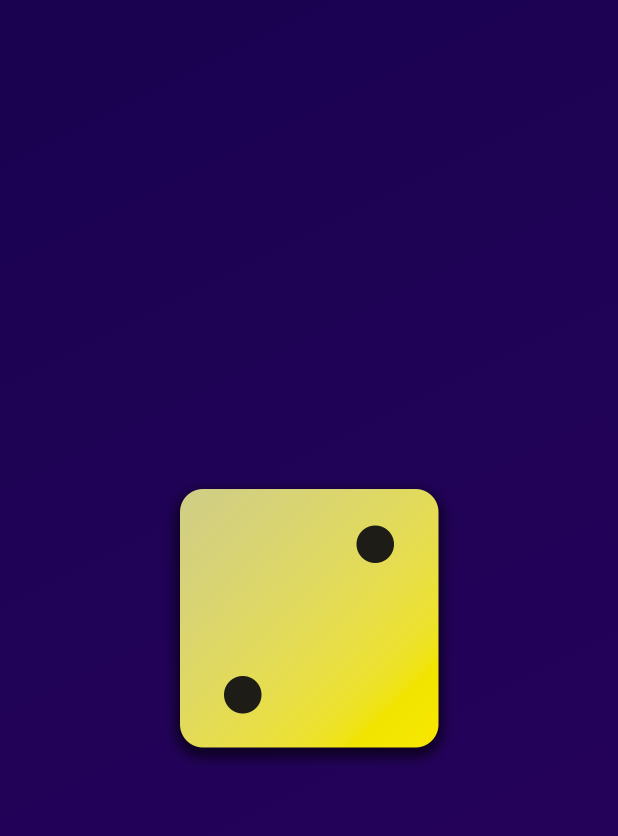
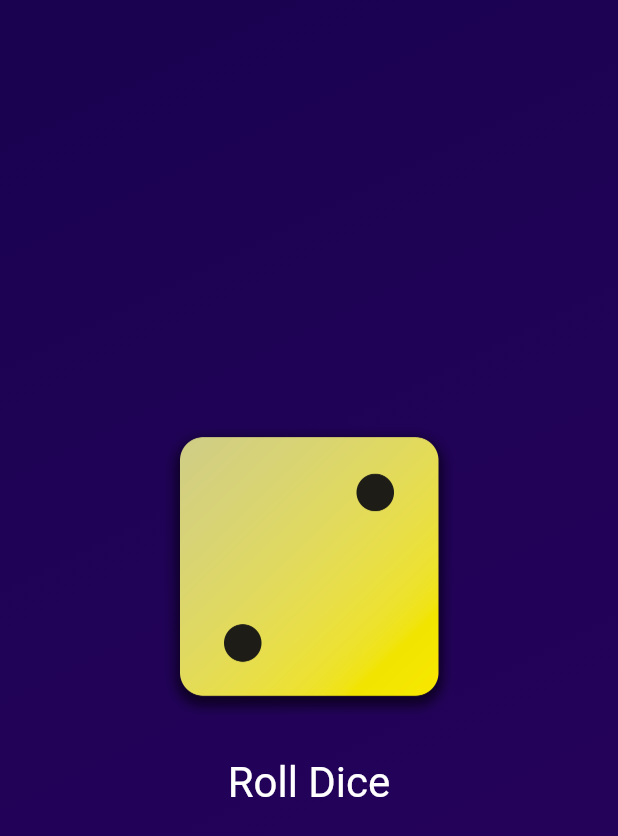
Before and after one commit to NikhilD1998/roll-dice-app, a Flutter app: the screen it shows after launch, on a phone screen of 412 x 824 dp. Shown: the top 836 px of the screen. Run offline on Flutter 3.47's test engine with Material 2 defaults, Android fonts, the phone set to English and light mode, and no system bars.

```diff
--- /dev/null
+++ b/lib/dice_roller.dart
@@ -0,0 +1,43 @@
+import 'package:flutter/material.dart';
+
+class DiceRoller extends StatefulWidget {
+  const DiceRoller({super.key});
+
+  @override
+  State<DiceRoller> createState() => _DiceRollerState();
+}
+
+class _DiceRollerState extends State<DiceRoller> {
+  var activeDiceImage = 'assets/Images/dice-2.png';
+
+  void rolldice() {
+    setState(() {
+      activeDiceImage = 'assets/Images/dice-4.png';
+    });
+  }
+
+  @override
+  Widget build(BuildContext context) {
+    return Column(
+      mainAxisSize: MainAxisSize.min,
+      children: [
+        Image.asset(
+          activeDiceImage,
+          width: 200,
+        ),
+        const SizedBox(
+          height: 20,
+        ),
+        TextButton(
+          onPressed: rolldice,
+          style: TextButton.styleFrom(
+              foregroundColor: Colors.white,
+              textStyle: const TextStyle(
+                fontSize: 28,
+              )),
+          child: const Text('Roll Dice'),
+        )
+      ],
+    );
+  }
+}
--- a/lib/gradient_container.dart
+++ b/lib/gradient_container.dart
@@ -1,11 +1,14 @@
 import 'package:flutter/material.dart';
 import 'package:roll_dice_app/styled_text.dart';
 
+import 'dice_roller.dart';
+
 class GradientContainer extends StatelessWidget {
-  const GradientContainer(this.startColor, this.endColor, {super.key});
+  GradientContainer(this.startColor, this.endColor, {super.key});
 
   final startColor;
   final endColor;
+
   @override
   Widget build(BuildContext context) {
     return Container(
@@ -16,11 +19,8 @@ class GradientContainer extends StatelessWidget {
           end: Alignment.bottomRight,
         ),
       ),
-      child: Center(
-        child: Image.asset(
-          'assets/Images/dice-2.png',
-          width: 200,
-        ),
+      child: const Center(
+        child: DiceRoller(),
       ),
     );
   }
```
